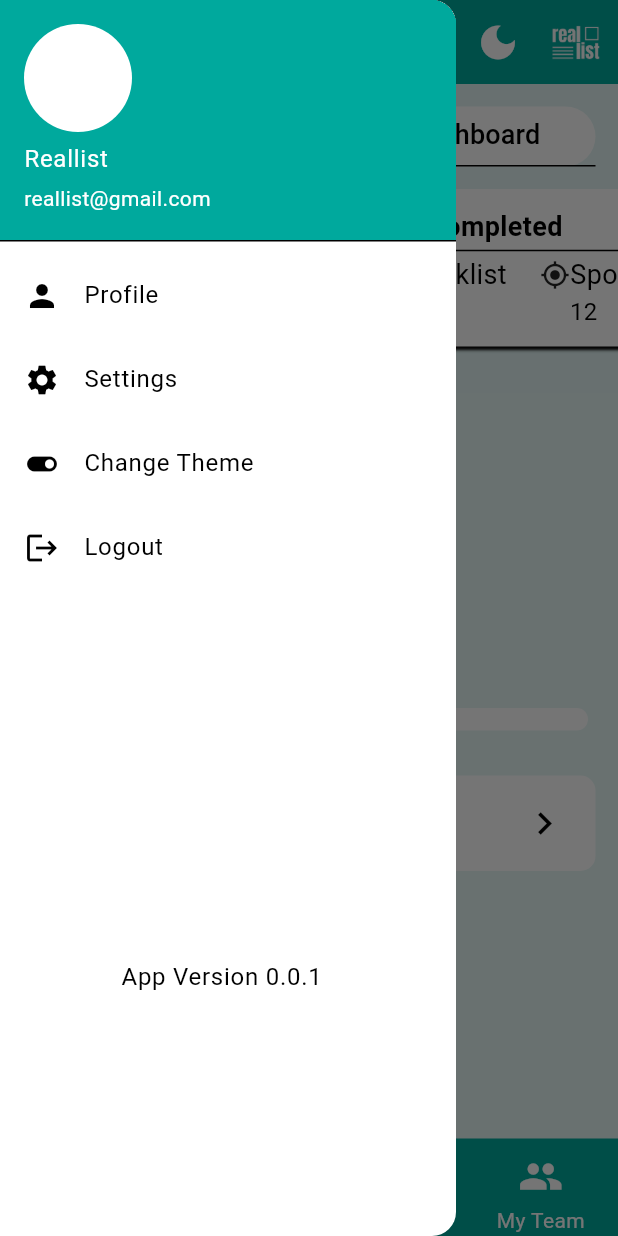
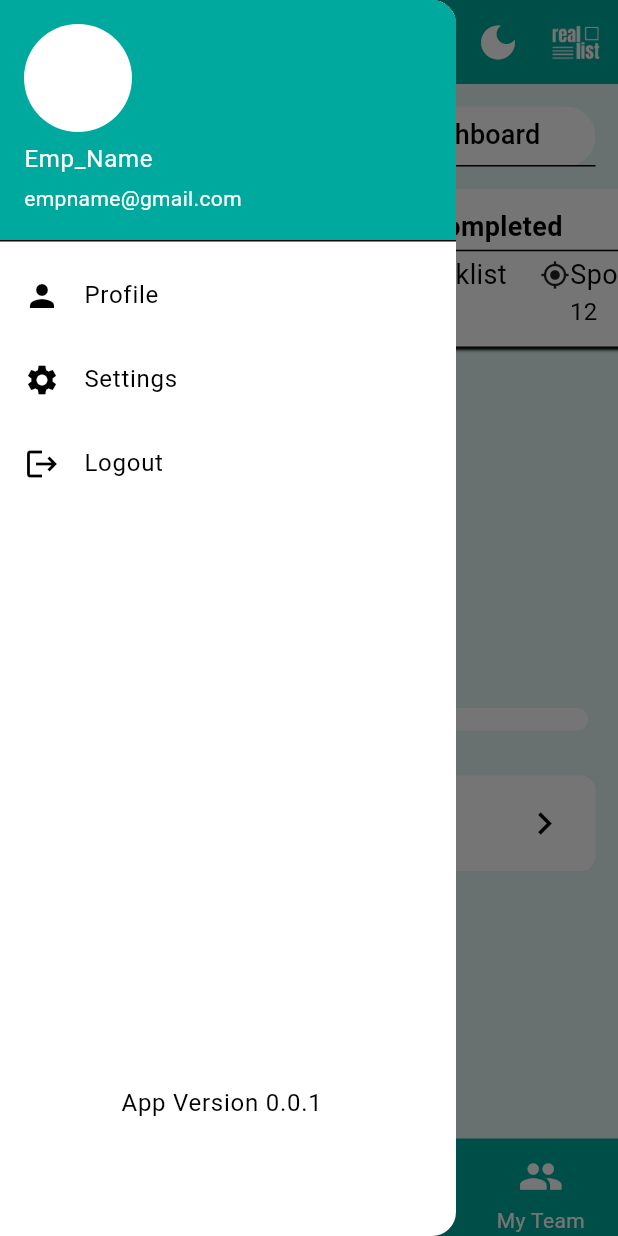
Before and after one commit to Ruban5400/reallist-app-ui, a Flutter app: the screen it shows after launch, with the side drawer open, on a phone screen of 412 x 824 dp. Run offline on Flutter 3.47's test engine with Material 2 defaults, Android fonts, the phone set to English and light mode, and no system bars; drawn by our look-alikes of curved_labeled_navigation_bar, percent_indicator; our stand-ins replace shared_preferences.

Commit message:
apk file

```diff
--- a/lib/drawer.dart
+++ b/lib/drawer.dart
@@ -15,8 +15,8 @@ class _Nav_BarState extends State<Nav_Bar> {
         padding: EdgeInsets.zero,
         children: [
           UserAccountsDrawerHeader(
-            accountName: Text('Reallist'),
-            accountEmail: Text('reallist@gmail.com'),
+            accountName: Text('Emp_Name'),
+            accountEmail: Text('empname@gmail.com'),
             currentAccountPicture: CircleAvatar(
               backgroundColor: Colors.white,
             ),
@@ -31,17 +31,14 @@ class _Nav_BarState extends State<Nav_Bar> {
             title: Text('Settings'),
             onTap: () {},
           ),
-          ListTile(
-            leading: Icon(Icons.toggle_on),
-            title: Text('Change Theme'),
-          ),
+
           ListTile(
             leading: Icon(Icons.logout),
             title: Text('Logout'),
             onTap: () => exit(0),
           ),
           Container(
-            height: MediaQuery.of(context).size.height * 0.28,
+            height: MediaQuery.of(context).size.height * 0.45,
             child: Spacer(),
           ),
           ListTile(
```
